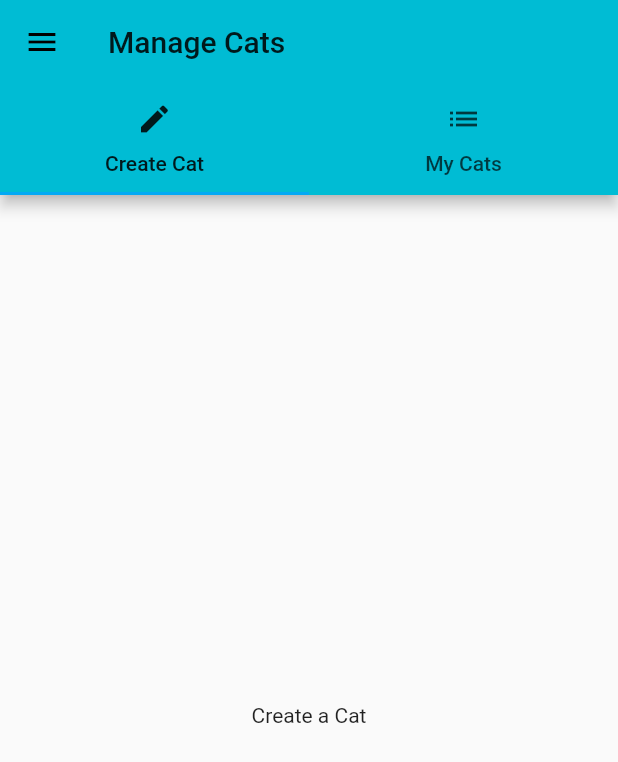
After one commit to huangjun0124/flutter_learn, a Flutter app: the CatsAdminPage screen opened directly, on a phone screen of 412 x 824 dp. The commit adds this screen. Shown: the top 762 px of the screen. Run offline on Flutter 3.47's test engine with Material 2 defaults, Android fonts, the phone set to English and light mode, and no system bars.

Commit message:
添加 TabBar： * see cats_admin.dart

```diff
--- a/flutter_learn/lib/main.dart
+++ b/flutter_learn/lib/main.dart
@@ -1,7 +1,7 @@
 import 'package:flutter/material.dart';
 import 'package:flutter/widgets.dart';
 import 'package:flutter_learn/pages/auth.dart';
-import './pages/products_page.dart';
+import './pages/cats_page.dart';
 
 void main() {
   //debugPaintSizeEnabled = true;
--- a/flutter_learn/lib/pages/auth.dart
+++ b/flutter_learn/lib/pages/auth.dart
@@ -1,6 +1,6 @@
 import 'package:flutter/material.dart';
 import 'package:flutter/widgets.dart';
-import './products_page.dart';
+import './cats_page.dart';
 
 class AuthPage extends StatelessWidget{
   @override
@@ -16,7 +16,7 @@ class AuthPage extends StatelessWidget{
             Navigator.pushReplacement(     // 替换当前页，这将没有返回按钮
               context,
               MaterialPageRoute(
-                  builder: (BuildContext context) => ProductsPage()),
+                  builder: (BuildContext context) => CatsPage()),
             );
           },
         ),
--- /dev/null
+++ b/flutter_learn/lib/pages/cat_creat.dart
@@ -0,0 +1,8 @@
+import 'package:flutter/material.dart';
+
+class CatCreatePage extends StatelessWidget {
+  @override
+  Widget build(BuildContext context) {
+    return Center(child: Text('Create a Cat'),);
+  }
+}
--- /dev/null
+++ b/flutter_learn/lib/pages/cats_admin.dart
@@ -0,0 +1,54 @@
+import 'package:flutter/material.dart';
+import 'package:flutter/widgets.dart';
+import 'package:flutter_learn/pages/cat_creat.dart';
+import 'package:flutter_learn/pages/cat_list.dart';
+import 'package:flutter_learn/pages/cats_page.dart';
+
+class CatsAdminPage extends StatelessWidget{
+  @override
+  Widget build(BuildContext context) {
+    return DefaultTabController(
+      length: 2,
+      child: Scaffold(
+        drawer: Drawer(
+          child: Column(
+            children: <Widget>[
+              AppBar(
+                automaticallyImplyLeading: false,
+                title: Text('Choose'),
+              ),
+              ListTile(
+                title: Text('All Cats'),
+                onTap: () {
+                  Navigator.pushReplacement(
+                      context,
+                      MaterialPageRoute(
+                          builder: (BuildContext context) => CatsPage()));
+                },
+              )
+            ],
+          ),
+        ),
+        appBar: AppBar(
+          title: Text('Manage Cats'),
+          bottom: TabBar(
+            tabs: <Widget>[
+              Tab(
+                icon: Icon(Icons.create),
+                text: 'Create Cat',
+              ),
+              Tab(
+                icon: Icon(Icons.list),
+                text: 'My Cats',
+              ),
+            ],
+          ),
+        ),
+        body: TabBarView(
+          children: <Widget>[CatCreatePage(), CatListPage()],
+        ),
+      ),
+    );
+  }
+
+}
--- a/flutter_learn/lib/pages/products_page.dart
+++ b/flutter_learn/lib/pages/cats_page.dart
@@ -2,9 +2,9 @@ import 'package:flutter/material.dart';
 import 'package:flutter/widgets.dart';
 
 import '../cat_manager.dart';
-import './cat_edit.dart';
+import './cats_admin.dart';
 
-class ProductsPage extends StatelessWidget {
+class CatsPage extends StatelessWidget {
   @override
   Widget build(BuildContext context) {
     // TODO: implement build
@@ -16,7 +16,7 @@ class ProductsPage extends StatelessWidget {
               automaticallyImplyLeading: false,
               title: Text('Choose'),),
             ListTile(title: Text('Manage Cats'),onTap: (){
-              Navigator.push(context, MaterialPageRoute(builder: (BuildContext context)=>EditCatPage()));
+              Navigator.push(context, MaterialPageRoute(builder: (BuildContext context)=>CatsAdminPage()));
             },)
           ],
         ),
```
Also changed, not shown: flutter_learn/lib/pages/cat_edit.dart (deleted, +0 -20 lines), flutter_learn/lib/pages/cat_list.dart (added, +10 -0 lines).
